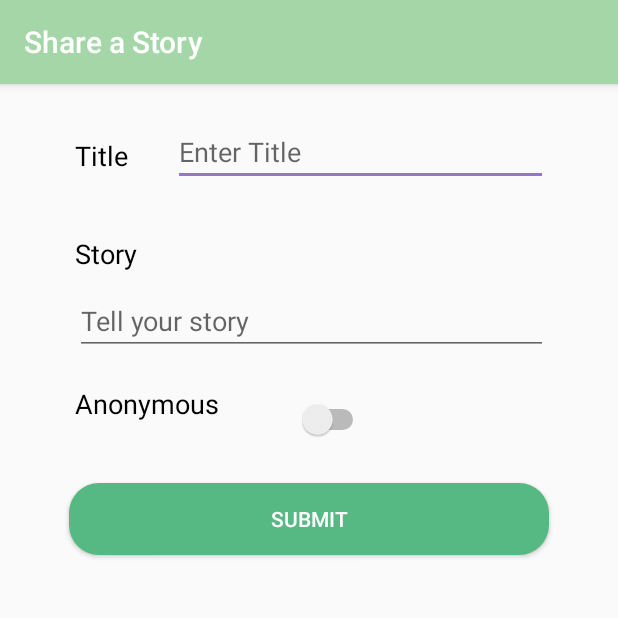
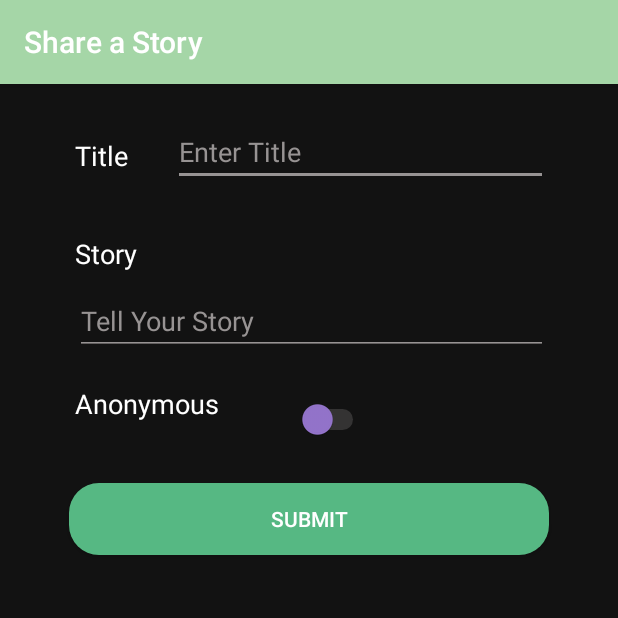
Before and after one commit to lil55cy/StorySharing, an Android app: the CreatePost screen opened directly, with no data from a screen before it, on a phone screen of 412 x 824 dp, the top half of it. Run offline under Robolectric (Android 15) with nearby library versions, the phone set to English and light mode, and no system bars; our stand-ins replace Firebase (no records; nobody signed in at launch, a user with empty details on screens opened directly).

Commit message:
dark theme

```diff
--- a/StorySharing/app/src/main/AndroidManifest.xml
+++ b/StorySharing/app/src/main/AndroidManifest.xml
@@ -8,7 +8,7 @@
         android:label="@string/app_name"
         android:roundIcon="@mipmap/ic_launcher_round"
         android:supportsRtl="true"
-        android:theme="@style/AppTheme">
+        android:theme="@style/MyTheme">
         <activity android:name=".CreatePost"></activity>
         <activity android:name=".SelectPostActivity" />
         <activity
--- a/StorySharing/app/src/main/res/drawable/custom_border.xml
+++ b/StorySharing/app/src/main/res/drawable/custom_border.xml
@@ -3,4 +3,5 @@
     <corners android:radius="20dp"/>
     <padding android:left="10dp" android:right="10dp" android:top="10dp" android:bottom="10dp"/>
     <stroke android:width="1dp" android:color="#CCCCCC"/>
+    <solid android:color="@color/gray" />
 </shape>
--- a/StorySharing/app/src/main/res/layout/activity_create_post.xml
+++ b/StorySharing/app/src/main/res/layout/activity_create_post.xml
@@ -28,7 +28,7 @@
                 android:layout_gravity="center"
                 android:layout_marginStart="50dp"
                 android:text="Title"
-                android:textColor="@android:color/black"
+                android:textColor="@color/white"
                 android:textSize="18sp" />
 
             <EditText
@@ -37,13 +37,14 @@
                 android:layout_height="40dp"
                 android:layout_gravity="center"
                 android:layout_marginStart="30dp"
+                android:backgroundTint="@color/lightHint"
                 android:hint="Enter Title"
-                android:inputType="text" />
+                android:inputType="text"
+                android:textColor="@color/white"
+                android:textColorHint="@color/lightHint" />
 
 
         </LinearLayout>
-
-
 
 
         <TextView
@@ -53,7 +54,8 @@
             android:layout_marginStart="50dp"
             android:layout_marginTop="20dp"
             android:text="Story"
-            android:textColor="@android:color/black"
+            android:textColor="@color/white"
+            android:textColorHint="@color/white"
             android:textSize="18sp" />
 
         <EditText
@@ -62,8 +64,12 @@
             android:layout_height="wrap_content"
             android:layout_marginStart="50dp"
             android:layout_marginTop="10dp"
-            android:maxLines="8"
-            android:hint="Tell your story" />
+            android:backgroundTint="@color/lightHint"
+            android:hint="Tell Your Story"
+            android:maxLines="9"
+            android:scrollbarThumbVertical="@color/white"
+            android:textColor="@color/white"
+            android:textColorHint="@color/lightHint" />
 
         <LinearLayout
             android:layout_width="match_parent"
@@ -77,14 +83,16 @@
                 android:layout_gravity="center"
                 android:layout_marginStart="50dp"
                 android:text="Anonymous"
-                android:textColor="@android:color/black"
+                android:textColor="@color/white"
                 android:textSize="18sp" />
 
             <Switch
                 android:id="@+id/switch1"
-                android:layout_marginTop="20dp"
                 android:layout_width="100dp"
-                android:layout_height="match_parent" />
+                android:layout_height="match_parent"
+                android:thumbTint="@color/colorAccent"
+                android:trackTint="@color/lightHint"
+                android:layout_marginTop="20dp" />
         </LinearLayout>
 
         <Button
--- a/StorySharing/app/src/main/res/layout/fragment_feed.xml
+++ b/StorySharing/app/src/main/res/layout/fragment_feed.xml
@@ -17,6 +17,7 @@
             android:divider="@android:color/transparent"
             android:dividerHeight="10.0sp"
             android:paddingBottom="65dp"
+            android:scrollbarThumbVertical="@color/white"
             />
 
     </androidx.swiperefreshlayout.widget.SwipeRefreshLayout>
--- a/StorySharing/app/src/main/res/values/colors.xml
+++ b/StorySharing/app/src/main/res/values/colors.xml
@@ -3,4 +3,9 @@
     <color name="colorPrimary">#A5D6A7</color>
     <color name="colorPrimaryDark">#56B883</color>
     <color name="colorAccent">#9575CD</color>
+
+    <color name="darkBackground">#121212</color>
+    <color name="gray">#222222</color>
+    <color name="white">#FFFFFF</color>
+    <color name="lightHint">#979393</color>
 </resources>
--- a/StorySharing/app/src/main/res/values/styles.xml
+++ b/StorySharing/app/src/main/res/values/styles.xml
@@ -13,4 +13,12 @@
         <item name="android:background">@drawable/rounded_shape</item>
     </style>
 
+
+    <style name="MyTheme" parent="Theme.AppCompat.Light.DarkActionBar">
+        <item name="android:windowBackground">@color/darkBackground</item>
+        <item name="colorPrimary">@color/colorPrimary</item>
+        <item name="colorPrimaryDark">@color/colorPrimaryDark</item>
+        <item name="colorAccent">@color/colorAccent</item>
+    </style>
+
 </resources>
```
Also changed, not shown: StorySharing/app/src/main/res/layout/activity_login.xml (+7 -0 lines), StorySharing/app/src/main/res/layout/activity_select_post.xml (+6 -4 lines), StorySharing/app/src/main/res/layout/post_cell.xml (+7 -4 lines).
